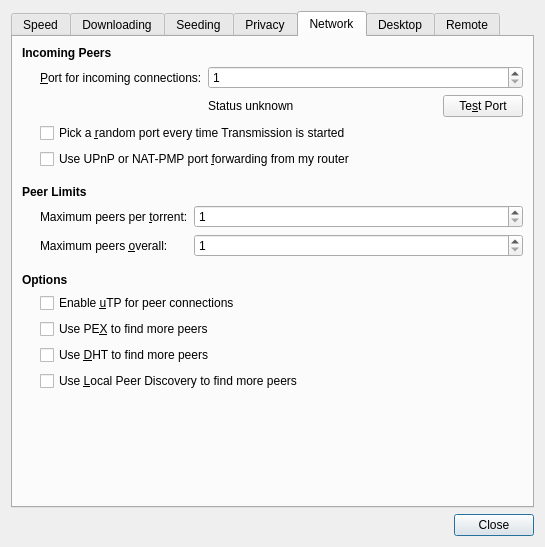
Above: qt/PrefsDialog.ui from transmission/transmission before the change. Below: the same form after it.
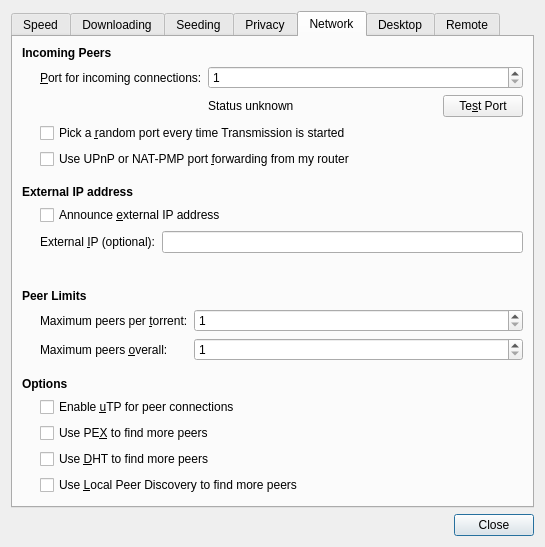
That is the form after the change. The open tabs and pages were chosen to show the change. Icons and pictures are not drawn. Custom widgets are drawn as their Qt base class.

Commit message: Add 'External IP' settings to the Qt preferences dialog

```diff
--- a/qt/PrefsDialog.ui
+++ b/qt/PrefsDialog.ui
@@ -801,6 +801,69 @@
          </item>
         </layout>
        </item>
+       <item>
+        <spacer name="externalIPSectionSpacer">
+         <property name="orientation">
+          <enum>Qt::Vertical</enum>
+         </property>
+         <property name="sizeType">
+          <enum>QSizePolicy::Fixed</enum>
+         </property>
+         <property name="sizeHint" stdset="0">
+          <size>
+           <width>1</width>
+           <height>10</height>
+          </size>
+         </property>
+        </spacer>
+       </item>
+       <item>
+        <widget class="QLabel" name="externalIPSectionLabel">
+         <property name="styleSheet">
+          <string notr="true">font-weight:bold</string>
+         </property>
+         <property name="text">
+          <string>External IP address</string>
+         </property>
+        </widget>
+       </item>
+       <item>
+        <layout class="QGridLayout" name="externalIPSectionLayout" columnstretch="0,0">
+         <property name="leftMargin">
+          <number>18</number>
+         </property>
+         <item row="0" column="0" colspan="2">
+          <widget class="QCheckBox" name="enableAnnounceExternalIPCheck">
+           <property name="text">
+            <string>Announce &amp;external IP address</string>
+           </property>
+          </widget>
+         </item>
+         <item row="1" column="1">
+          <widget class="QLineEdit" name="externalIPEdit"/>
+         </item>
+         <item row="1" column="0">
+          <widget class="QLabel" name="externalIPLabel">
+           <property name="text">
+            <string>External &amp;IP (optional):</string>
+           </property>
+           <property name="buddy">
+            <cstring>externalIPEdit</cstring>
+           </property>
+          </widget>
+         </item>
+         <item row="2" column="0" colspan="2">
+          <widget class="QLabel" name="currentExternalIPlabel">
+           <property name="text">
+            <string/>
+           </property>
+           <property name="alignment">
+            <set>Qt::AlignRight|Qt::AlignTrailing|Qt::AlignVCenter</set>
+           </property>
+          </widget>
+         </item>
+        </layout>
+       </item>
        <item>
         <spacer name="peerLimitsSectionSpacer">
          <property name="orientation">
```
The commit also changes 6 other files.
